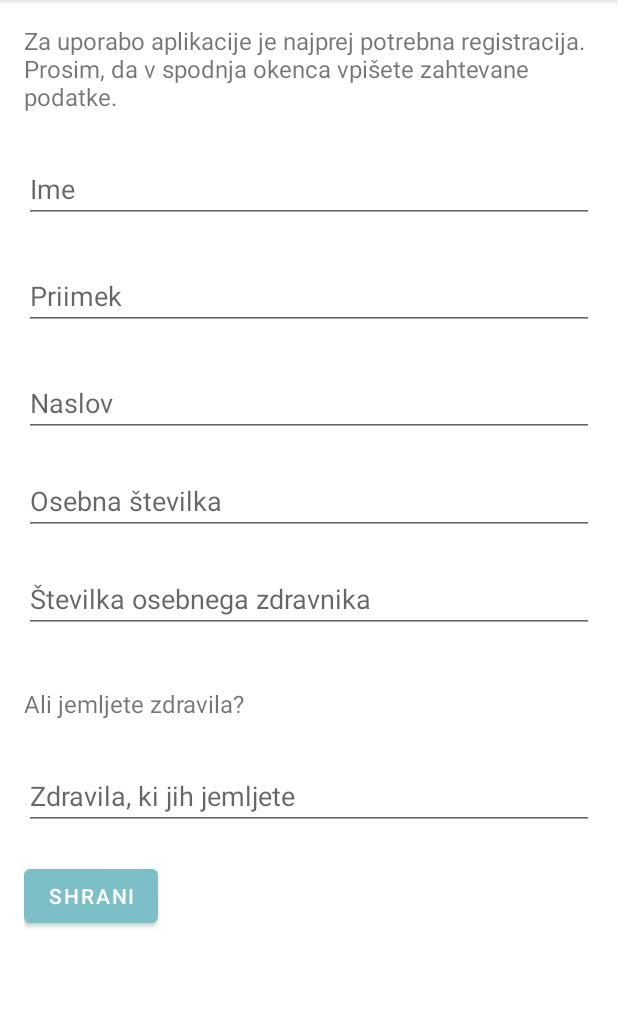
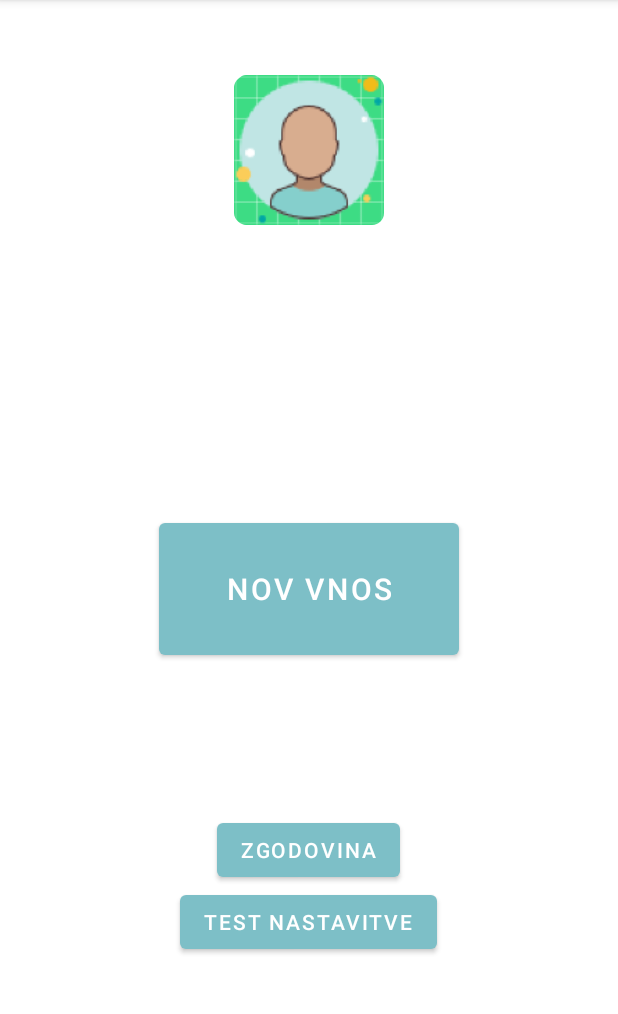
Before and after one commit to bmonika96/epiblog, an Android app: the screen it shows after launch (Registracija before the commit, MainActivity after it), after a tap on "REGISTRACIJA", on a phone screen of 412 x 824 dp, the part 84-1098 px from its top. Run offline under Robolectric (Android 15) with nearby library versions, the phone set to English and light mode, and no system bars.

Commit message:
popravljeni bugi v mainactivity in registraciji

```diff
--- a/app/src/main/java/si/uni_lj/fe/modulg/epiblog/MainActivity.java
+++ b/app/src/main/java/si/uni_lj/fe/modulg/epiblog/MainActivity.java
@@ -31,41 +31,34 @@
     //Nov vnos
     //Preglej zgodovino
 
-
+    Shramba shramba;
+    TextView ime;
+    TextView naslov;
     @Override
     protected void onCreate(Bundle savedInstanceState) {
         super.onCreate(savedInstanceState);
         setContentView(R.layout.activity_main);
-        Shramba shramba = new Shramba(this);
-        Node uporabnik = shramba.pridobiUporabnika();
-        if (uporabnik == null ) {
-            Intent registracija = new Intent(this, Registracija.class);
-            startActivity(registracija);
-            finish();
-        }
-        else {
-            TextView ime = findViewById(R.id.main_ime);
-            TextView naslov = findViewById(R.id.main_naslov);
-            ime.setText(shramba.pridobiUporabnikaIme() + " " + shramba.pridobiUporabnikaPriimek());
-            naslov.setText(shramba.pridobiUporabnikaNaslov());
-        }
+        shramba = new Shramba(this);
+        ime = findViewById(R.id.main_ime);
+        naslov = findViewById(R.id.main_naslov);
 
-        requestPermisions();
     }
 
     @Override
     protected void onStart() {
         super.onStart();
-        Shramba shramba = new Shramba(this);
         Node uporabnik = shramba.pridobiUporabnika();
         if (uporabnik == null ) {
             Intent registracija = new Intent(this, Registracija.class);
-            startActivity(registracija);
+            startActivityForResult(registracija,1);
+        }
+        else {
+            ime.setText(shramba.pridobiUporabnikaIme() + " " + shramba.pridobiUporabnikaPriimek());
+            naslov.setText(shramba.pridobiUporabnikaNaslov());
         }
 
 
-        //poglej v datoteko če je vpisan, če ni vpisan začni activity Registracija.
-        //Sicer ne naredi ničesar
+        requestPermisions();
 
     }
 
@@ -79,9 +72,16 @@
     }
     public void odpri_nastavitve(View v) {
         Intent intent = new Intent(this, Registracija.class);
-        startActivity(intent);
+        startActivityForResult(intent, 1);
+
     }
 
+    @Override
+    protected void onActivityResult(int requestCode, int resultCode, Intent data) {
+        super.onActivityResult(requestCode, resultCode, data);
+        ime.setText(shramba.pridobiUporabnikaIme() + " " + shramba.pridobiUporabnikaPriimek());
+        naslov.setText(shramba.pridobiUporabnikaNaslov());
+    }
     public static boolean hasPermissions(Context context, String... permissions) {
         if (context != null && permissions != null) {
             for (String permission : permissions) {
--- a/app/src/main/java/si/uni_lj/fe/modulg/epiblog/Registracija.java
+++ b/app/src/main/java/si/uni_lj/fe/modulg/epiblog/Registracija.java
@@ -58,6 +58,6 @@
     }
     public void nov_uporabnik_shrani(View view){
         shramba.ustvariUporabnika(ime.getText().toString(),priimek.getText().toString(),naslov.getText().toString(), osebnaStevilka.getText().toString(), stevilkaZdravnika.getText().toString(), zdravila.getText().toString());
-        this.finish();
+        finish();
     }
 }
```
